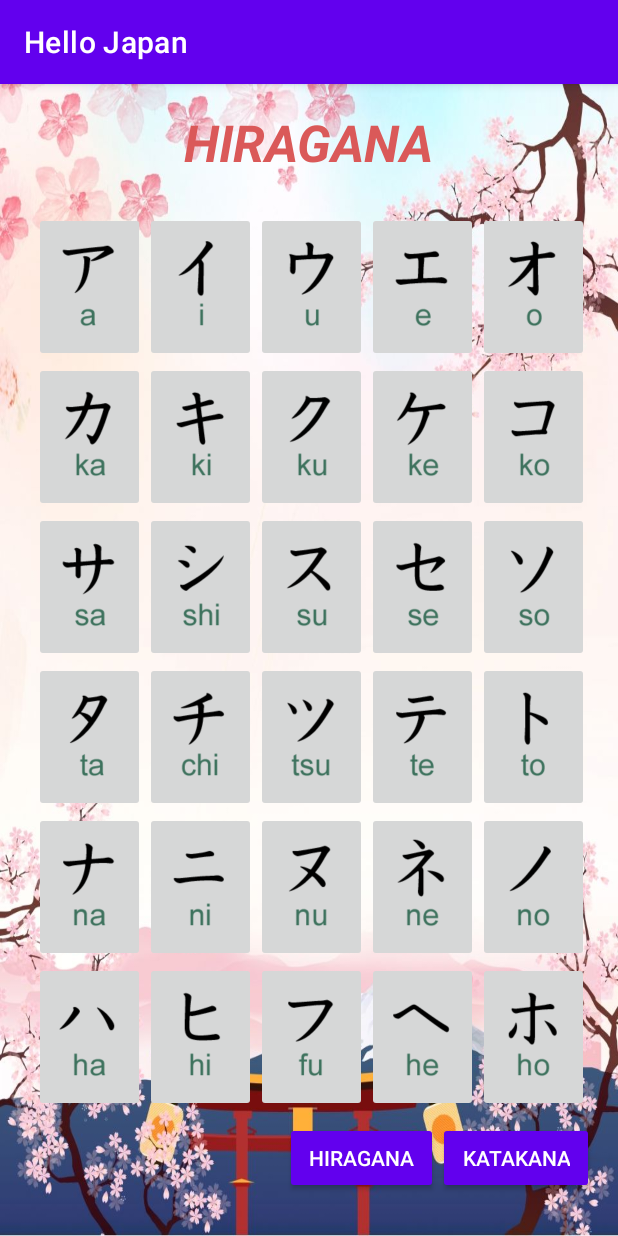
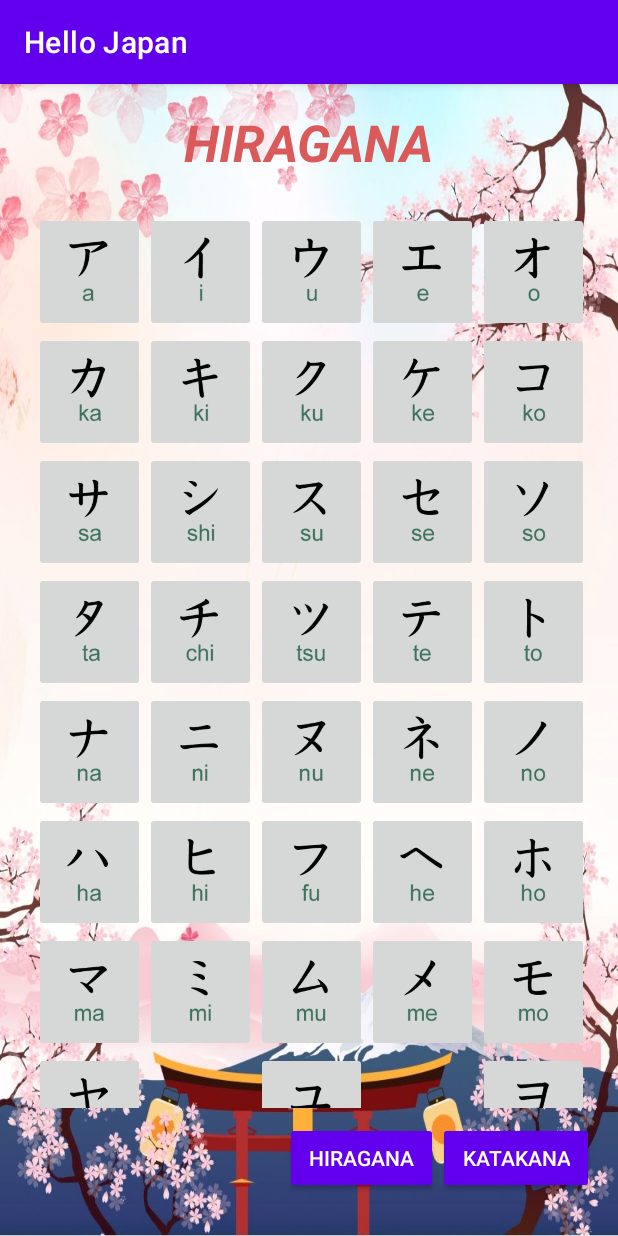
Before and after one commit to chiendq/Hello-Japan, an Android app: the screen it shows after launch (MainActivity), on a phone screen of 412 x 824 dp. Run offline under Robolectric (Android 15) with nearby library versions, the phone set to English and light mode, and no system bars.

Commit message:
reduce btn lout height

```diff
--- a/app/src/main/java/com/example/a1_1901040037/MainActivity.java
+++ b/app/src/main/java/com/example/a1_1901040037/MainActivity.java
@@ -13,20 +13,28 @@ import java.util.List;
 
 public class MainActivity extends AppCompatActivity {
     MediaPlayer mediaPlayer;
+    TextView textView ;
+
     @Override
     protected void onCreate(Bundle savedInstanceState) {
         super.onCreate(savedInstanceState);
         setContentView(R.layout.activity_main);
+        textView = findViewById(R.id.txtViewAlphabet);
         initHiragana();
 
         Button btnHiragana = findViewById(R.id.btnHiragana);
-        btnHiragana.setOnClickListener(view -> initHiragana());
+        btnHiragana.setOnClickListener(view -> {
+            initHiragana();
+        });
+
         Button btnKatakana = findViewById(R.id.btnKatakana);
-        btnKatakana.setOnClickListener(view -> initKatakana());
+        btnKatakana.setOnClickListener(view -> {
+            initKatakana();
+        });
+
     }
 
     private void  initKatakana(){
-        TextView textView = findViewById(R.id.txtViewAlphabet);
         textView.setText(R.string.katakana);
 
         ImageButton a = findViewById(R.id.a);
@@ -446,7 +454,6 @@ public class MainActivity extends AppCompatActivity {
     }
 
     private void initHiragana(){
-        TextView textView = findViewById(R.id.txtViewAlphabet);
         textView.setText(R.string.hiragana);
 
         ImageButton a = findViewById(R.id.a);
--- a/app/src/main/res/layout/activity_main.xml
+++ b/app/src/main/res/layout/activity_main.xml
@@ -67,7 +67,7 @@
 
                 <ImageButton
                     android:id="@+id/a"
-                    android:layout_height="100dp"
+                    android:layout_height="80dp"
                     android:layout_column="0"
                     android:cropToPadding="false"
                     android:scaleType="centerCrop"
@@ -75,28 +75,28 @@
 
                 <ImageButton
                     android:id="@+id/i"
-                    android:layout_height="100dp"
+                    android:layout_height="80dp"
                     android:layout_column="1"
                     android:scaleType="centerCrop"
                     app:srcCompat="@drawable/i" />
 
                 <ImageButton
                     android:id="@+id/u"
-                    android:layout_height="100dp"
+                    android:layout_height="80dp"
                     android:layout_column="2"
                     android:scaleType="centerCrop"
                     app:srcCompat="@drawable/u" />
 
                 <ImageButton
                     android:id="@+id/e"
-                    android:layout_height="100dp"
+                    android:layout_height="80dp"
                     android:layout_column="3"
                     android:scaleType="centerCrop"
                     app:srcCompat="@drawable/e" />
 
                 <ImageButton
                     android:id="@+id/o"
-                    android:layout_height="100dp"
+                    android:layout_height="80dp"
                     android:layout_column="4"
                     android:scaleType="centerCrop"
                     app:srcCompat="@drawable/o" />
@@ -109,35 +109,35 @@
 
                 <ImageButton
                     android:id="@+id/ka"
-                    android:layout_height="100dp"
+                    android:layout_height="80dp"
                     android:layout_column="0"
                     android:scaleType="centerCrop"
                     app:srcCompat="@drawable/ka" />
 
                 <ImageButton
                     android:id="@+id/ki"
-                    android:layout_height="100dp"
+                    android:layout_height="80dp"
                     android:layout_column="1"
                     android:scaleType="centerCrop"
                     app:srcCompat="@drawable/ki" />
 
                 <ImageButton
                     android:id="@+id/ku"
-                    android:layout_height="100dp"
+                    android:layout_height="80dp"
                     android:layout_column="2"
                     android:scaleType="centerCrop"
                     app:srcCompat="@drawable/ku" />
 
                 <ImageButton
                     android:id="@+id/ke"
-                    android:layout_height="100dp"
+                    android:layout_height="80dp"
                     android:layout_column="3"
                     android:scaleType="centerCrop"
                     app:srcCompat="@drawable/ke" />
 
                 <ImageButton
                     android:id="@+id/ko"
-                    android:layout_height="100dp"
+                    android:layout_height="80dp"
                     android:layout_column="4"
                     android:scaleType="centerCrop"
                     app:srcCompat="@drawable/ko" />
@@ -150,35 +150,35 @@
 
                 <ImageButton
                     android:id="@+id/sa"
-                    android:layout_height="100dp"
+                    android:layout_height="80dp"
                     android:layout_column="0"
                     android:scaleType="centerCrop"
                     app:srcCompat="@drawable/sa" />
 
                 <ImageButton
                     android:id="@+id/shi"
-                    android:layout_height="100dp"
+                    android:layout_height="80dp"
                     android:layout_column="1"
                     android:scaleType="centerCrop"
                     app:srcCompat="@drawable/shi" />
 
                 <ImageButton
                     android:id="@+id/su"
-                    android:layout_height="100dp"
+                    android:layout_height="80dp"
                     android:layout_column="2"
                     android:scaleType="centerCrop"
                     app:srcCompat="@drawable/su" />
 
                 <ImageButton
                     android:id="@+id/se"
-                    android:layout_height="100dp"
+                    android:layout_height="80dp"
                     android:layout_column="3"
                     android:scaleType="centerCrop"
                     app:srcCompat="@drawable/se" />
 
                 <ImageButton
                     android:id="@+id/so"
-                    android:layout_height="100dp"
+                    android:layout_height="80dp"
                     android:layout_column="4"
                     android:scaleType="centerCrop"
                     app:srcCompat="@drawable/so" />
@@ -191,35 +191,35 @@
 
                 <ImageButton
                     android:id="@+id/ta"
-                    android:layout_height="100dp"
+                    android:layout_height="80dp"
                     android:layout_column="0"
                     android:scaleType="centerCrop"
                     app:srcCompat="@drawable/ta" />
 
                 <ImageButton
                     android:id="@+id/chi"
-                    android:layout_height="100dp"
+                    android:layout_height="80dp"
                     android:layout_column="1"
                     android:scaleType="centerCrop"
                     app:srcCompat="@drawable/chi" />
 
                 <ImageButton
                     android:id="@+id/tsu"
-                    android:layout_height="100dp"
+                    android:layout_height="80dp"
                     android:layout_column="2"
                     android:scaleType="centerCrop"
                     app:srcCompat="@drawable/tsu" />
 
                 <ImageButton
                     android:id="@+id/te"
-                    android:layout_height="100dp"
+                    android:layout_height="80dp"
                     android:layout_column="3"
                     android:scaleType="centerCrop"
                     app:srcCompat="@drawable/te" />
 
                 <ImageButton
                     android:id="@+id/to"
-                    android:layout_height="100dp"
+                    android:layout_height="80dp"
                     android:layout_column="4"
                     android:scaleType="centerCrop"
                     app:srcCompat="@drawable/to" />
@@ -232,35 +232,35 @@
 
                 <ImageButton
                     android:id="@+id/na"
-                    android:layout_height="100dp"
+                    android:layout_height="80dp"
                     android:layout_column="0"
                     android:scaleType="centerCrop"
                     app:srcCompat="@drawable/na" />
 
                 <ImageButton
                     android:id="@+id/ni"
-                    android:layout_height="100dp"
+                    android:layout_height="80dp"
                     android:layout_column="1"
                     android:scaleType="centerCrop"
                     app:srcCompat="@drawable/ni" />
 
                 <ImageButton
                     android:id="@+id/nu"
-                    android:layout_height="100dp"
+                    android:layout_height="80dp"
                     android:layout_column="2"
                     android:scaleType="centerCrop"
                     app:srcCompat="@drawable/nu" />
 
                 <ImageButton
                     android:id="@+id/ne"
-                    android:layout_height="100dp"
+                    android:layout_height="80dp"
                     android:layout_column="3"
                     android:scaleType="centerCrop"
                     app:srcCompat="@drawable/ne" />
 
                 <ImageButton
                     android:id="@+id/no"
-                    android:layout_height="100dp"
+                    android:layout_height="80dp"
                     android:layout_column="4"
                     android:scaleType="centerCrop"
                     app:srcCompat="@drawable/no" />
@@ -273,35 +273,35 @@
 
                 <ImageButton
                     android:id="@+id/ha"
-                    android:layout_height="100dp"
+                    android:layout_height="80dp"
                     android:layout_column="0"
                     android:scaleType="centerCrop"
                     app:srcCompat="@drawable/ha" />
 
                 <ImageButton
                     android:id="@+id/hi"
-                    android:layout_height="100dp"
+                    android:layout_height="80dp"
                     android:layout_column="1"
                     android:scaleType="centerCrop"
                     app:srcCompat="@drawable/hi" />
 
                 <ImageButton
                     android:id="@+id/fu"
-                    android:layout_height="100dp"
+                    android:layout_height="80dp"
                     android:layout_column="2"
                     android:scaleType="centerCrop"
                     app:srcCompat="@drawable/fu" />
 
                 <ImageButton
                     android:id="@+id/he"
-                    android:layout_height="100dp"
+                    android:layout_height="80dp"
                     android:layout_column="3"
                     android:scaleType="centerCrop"
                     app:srcCompat="@drawable/he" />
 
                 <ImageButton
                     android:id="@+id/ho"
-                    android:layout_height="100dp"
+                    android:layout_height="80dp"
                     android:layout_column="4"
                     android:scaleType="centerCrop"
                     app:srcCompat="@drawable/ho" />
@@ -314,35 +314,35 @@
 
                 <ImageButton
                     android:id="@+id/ma"
-                    android:layout_height="100dp"
+                    android:layout_height="80dp"
                     android:layout_column="0"
                     android:scaleType="centerCrop"
                     app:srcCompat="@drawable/ma" />
 
                 <ImageButton
                     android:id="@+id/mi"
-                    android:layout_height="100dp"
+                    android:layout_height="80dp"
                     android:layout_column="1"
                     android:scaleType="centerCrop"
                     app:srcCompat="@drawable/mi" />
 
                 <ImageButton
                     android:id="@+id/mu"
-                    android:layout_height="100dp"
+                    android:layout_height="80dp"
                     android:layout_column="2"
                     android:scaleType="centerCrop"
                     app:srcCompat="@drawable/mu" />
 
                 <ImageButton
                     android:id="@+id/me"
-                    android:layout_height="100dp"
+                    android:layout_height="80dp"
                     android:layout_column="3"
                     android:scaleType="centerCrop"
                     app:srcCompat="@drawable/me" />
 
                 <ImageButton
                     android:id="@+id/mo"
-                    android:layout_height="100dp"
+                    android:layout_height="80dp"
                     android:layout_column="4"
                     android:scaleType="centerCrop"
                     app:srcCompat="@drawable/mo" />
@@ -356,21 +356,21 @@
 
                 <ImageButton
                     android:id="@+id/ya"
-                    android:layout_height="100dp"
+                    android:layout_height="80dp"
                     android:layout_column="0"
                     android:scaleType="centerCrop"
                     app:srcCompat="@drawable/ya" />
 
                 <ImageButton
                     android:id="@+id/yu"
-                    android:layout_height="100dp"
+                    android:layout_height="80dp"
                     android:layout_column="2"
                     android:scaleType="centerCrop"
                     app:srcCompat="@drawable/yu" />
 
                 <ImageButton
                     android:id="@+id/yo"
-                    android:layout_height="100dp"
+                    android:layout_height="80dp"
                     android:layout_column="4"
                     android:scaleType="centerCrop"
                     app:srcCompat="@drawable/yo" />
@@ -383,35 +383,35 @@
 
                 <ImageButton
                     android:id="@+id/ra"
-                    android:layout_height="100dp"
+                    android:layout_height="80dp"
                     android:layout_column="0"
                     android:scaleType="centerCrop"
                     app:srcCompat="@drawable/ra" />
 
                 <ImageButton
                     android:id="@+id/ri"
-                    android:layout_height="100dp"
+                    android:layout_height="80dp"
                     android:layout_column="1"
                     android:scaleType="centerCrop"
                     app:srcCompat="@drawable/ri" />
 
                 <ImageButton
                     android:id="@+id/ru"
-                    android:layout_height="100dp"
+                    android:layout_height="80dp"
                     android:layout_column="2"
                     android:scaleType="centerCrop"
                     app:srcCompat="@drawable/ru" />
 
                 <ImageButton
                     android:id="@+id/re"
-                    android:layout_height="100dp"
+                    android:layout_height="80dp"
                     android:layout_column="3"
                     android:scaleType="centerCrop"
                     app:srcCompat="@drawable/re" />
 
                 <ImageButton
                     android:id="@+id/ro"
-                    android:layout_height="100dp"
+                    android:layout_height="80dp"
                     android:layout_column="4"
                     android:scaleType="centerCrop"
                     app:srcCompat="@drawable/ro" />
@@ -424,14 +424,14 @@
 
                 <ImageButton
                     android:id="@+id/wa"
-                    android:layout_height="100dp"
+                    android:layout_height="80dp"
                     android:layout_column="0"
                     android:scaleType="centerCrop"
                     app:srcCompat="@drawable/wa" />
 
                 <ImageButton
                     android:id="@+id/wo"
-                    android:layout_height="100dp"
+                    android:layout_height="80dp"
                     android:layout_column="4"
                     android:scaleType="centerCrop"
                     app:srcCompat="@drawable/ro" />
@@ -444,7 +444,7 @@
 
                 <ImageButton
                     android:id="@+id/n"
-                    android:layout_height="100dp"
+                    android:layout_height="80dp"
                     android:layout_column="0"
                     android:scaleType="centerCrop"
                     app:srcCompat="@drawable/ro" />
```
